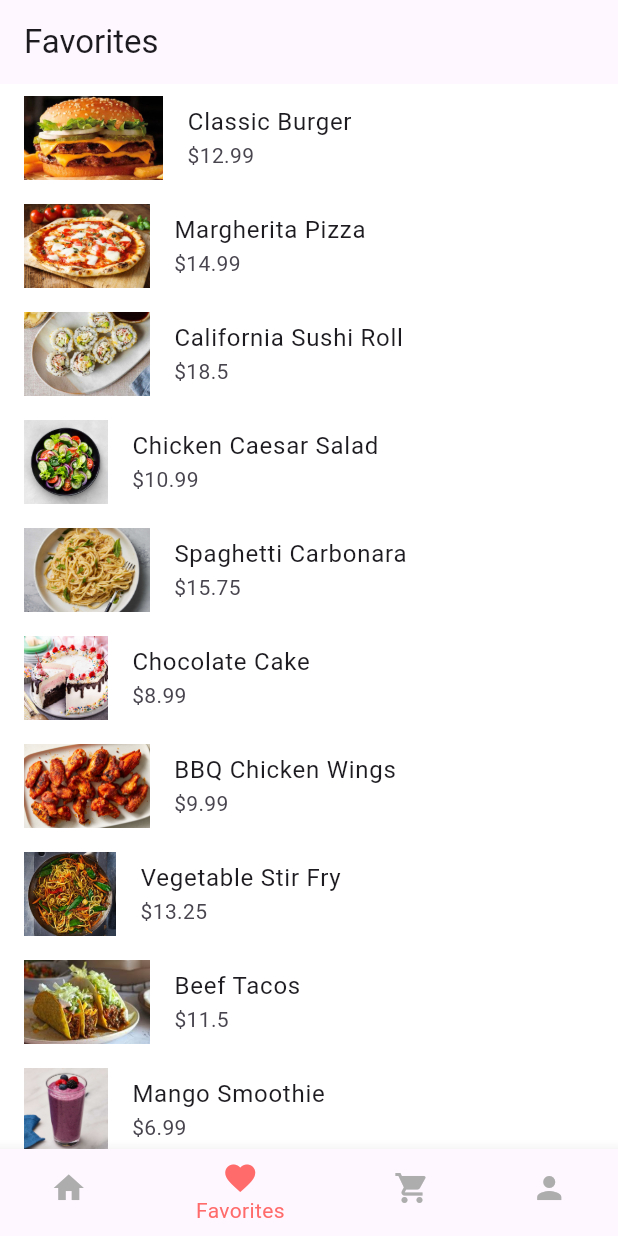
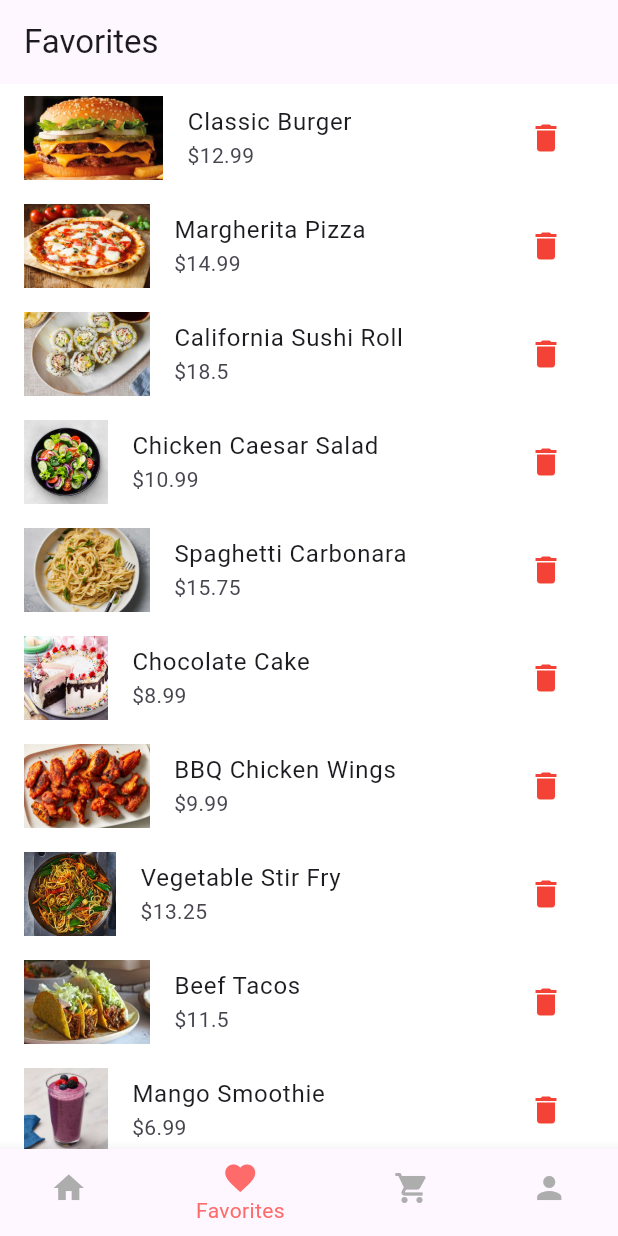
Before and after one commit to Yousefahmed168/food_app, a Flutter app: the screen it shows after launch, item 2 of the bottom bar chosen, on a phone screen of 412 x 824 dp. Run offline on Flutter 3.47's test engine with Material 3 defaults, Android fonts, the phone set to English and light mode, and no system bars; our stand-ins replace flutter_rating_bar.

Commit message:
-TODO: favorites screen

```diff
--- a/lib/screens/favorites_screen.dart
+++ b/lib/screens/favorites_screen.dart
@@ -1,9 +1,32 @@
 // screens/favorites_screen.dart
 import 'package:flutter/material.dart';
 import '../utils/constants.dart';
+import '../models/food_item.dart';
 
-class FavoritesScreen extends StatelessWidget {
+class FavoritesScreen extends StatefulWidget {
   const FavoritesScreen({super.key});
+
+  @override
+
+  // ignore: library_private_types_in_public_api
+  _FavoritesScreenState createState() => _FavoritesScreenState();
+}
+
+class _FavoritesScreenState extends State<FavoritesScreen> {
+  // Create a local list of favorites based on mockFoodItems.
+  List<FoodItem> favorites = List.from(mockFoodItems);
+
+  void removeFavorite(int index) {
+    setState(() {
+      favorites.removeAt(index);
+    });
+    ScaffoldMessenger.of(context).showSnackBar(
+      const SnackBar(
+        content: Text('Removed from favorites'),
+        duration: Duration(seconds: 3),
+      ),
+    );
+  }
 
   @override
   Widget build(BuildContext context) {
@@ -12,14 +35,19 @@ class FavoritesScreen extends StatelessWidget {
         title: const Text('Favorites'),
       ),
       body: ListView.builder(
-        itemCount: mockFoodItems.length,
+        itemCount: favorites.length,
         itemBuilder: (context, index) {
-          final item = mockFoodItems[index];
+          final item = favorites[index];
           return ListTile(
             leading: Image.asset(item.imageUrl),
             title: Text(item.name),
             subtitle: Text('\$${item.price}'),
-            // TODO: Add remove from favorites button
+            // TODO: Add remove from favorites button(yousef mohamed)
+
+            trailing: IconButton(
+              icon: const Icon(Icons.delete, color: Colors.red),
+              onPressed: () => removeFavorite(index),
+            ),
           );
         },
       ),
```
